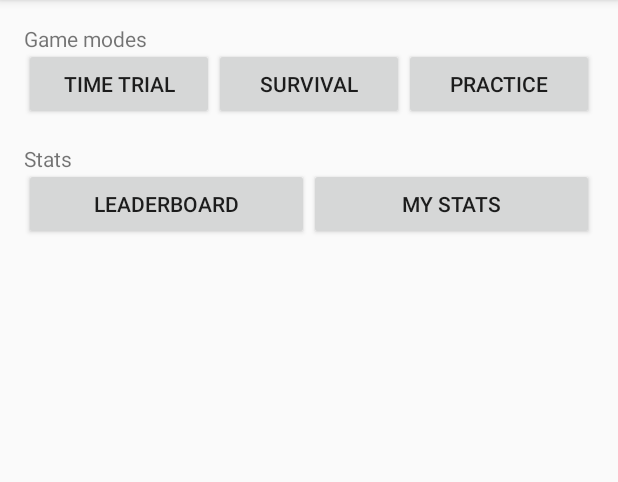
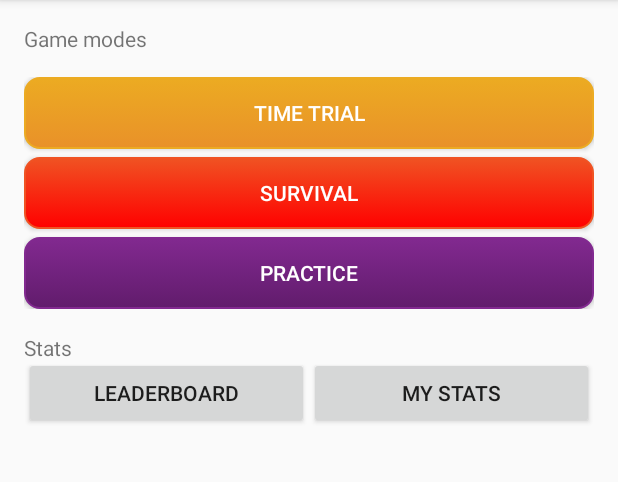
Before and after one commit to strikebit/mathblitz, an Android app: the screen it shows after launch (MainActivity), on a phone screen of 412 x 824 dp, the part 84-566 px from its top. Run offline under Robolectric (Android 15) with nearby library versions, the phone set to English and light mode, and no system bars; our stand-ins replace AdMob.

Commit message:
update graphics

```diff
--- a/app/src/main/java/io/strikebit/mathblitz/GameActivity.java
+++ b/app/src/main/java/io/strikebit/mathblitz/GameActivity.java
@@ -216,11 +216,20 @@ public class GameActivity extends AppCompatActivity {
         }
     }
 
+    protected void cleanScene() {
+        findViewById(R.id.life_layout).setVisibility(View.INVISIBLE);
+        progressBar.setVisibility(View.INVISIBLE);
+        findViewById(R.id.text_score).setVisibility(View.INVISIBLE);
+        findViewById(R.id.text_time_remaining).setVisibility(View.INVISIBLE);
+    }
+
     protected void runAd() {
         if (!okToShowAd) {
             showResultView();
             return;
         }
+
+        cleanScene();
 
         MobileAds.initialize(this, getString(R.string.add_id_key));
 
@@ -366,6 +375,7 @@ public class GameActivity extends AppCompatActivity {
         }
 
         if (0 == livesRemaining) {
+            // TODO find out why this wasn't adding their score
             SharedPreferences.Editor editor = sharedPref.edit();
             editor.putInt(getString(R.string.total_questions_answered), totalQuestionsAnswered + questionsAnswered);
             editor.putInt(getString(R.string.total_questions_correct), totalQuestionsCorrect + score);
--- /dev/null
+++ b/app/src/main/res/drawable/rounded_button_grey.xml
@@ -0,0 +1,24 @@
+<?xml version="1.0" encoding="utf-8"?>
+<selector xmlns:android="http://schemas.android.com/apk/res/android">
+    <item android:state_pressed="true">
+        <shape android:shape="rectangle">
+            <corners android:radius="10dip" />
+            <stroke android:width="1dip" android:color="#aaaaaa" />
+            <gradient android:angle="-90" android:startColor="#999999" android:endColor="#aaaaaa" />
+        </shape>
+    </item>
+    <item android:state_focused="true">
+        <shape android:shape="rectangle">
+            <corners android:radius="10dip" />
+            <stroke android:width="1dip" android:color="#f0f0f0" />
+            <solid android:color="#f0f0f0"/>
+        </shape>
+    </item>
+    <item>
+        <shape android:shape="rectangle">
+            <corners android:radius="10dip" />
+            <stroke android:width="1dip" android:color="#f0f0f0" />
+            <gradient android:angle="-90" android:startColor="#f0f0f0" android:endColor="#aaaaaa" />
+        </shape>
+    </item>
+</selector>
--- /dev/null
+++ b/app/src/main/res/drawable/rounded_button_orange.xml
@@ -0,0 +1,24 @@
+<?xml version="1.0" encoding="utf-8"?>
+<selector xmlns:android="http://schemas.android.com/apk/res/android">
+    <item android:state_pressed="true">
+        <shape android:shape="rectangle">
+            <corners android:radius="10dip" />
+            <stroke android:width="1dip" android:color="#E99129" />
+            <gradient android:angle="-90" android:startColor="#C1781D" android:endColor="#E99129" />
+        </shape>
+    </item>
+    <item android:state_focused="true">
+        <shape android:shape="rectangle">
+            <corners android:radius="10dip" />
+            <stroke android:width="1dip" android:color="#ECAB22" />
+            <solid android:color="#ECAB22"/>
+        </shape>
+    </item>
+    <item>
+        <shape android:shape="rectangle">
+            <corners android:radius="10dip" />
+            <stroke android:width="1dip" android:color="#ECAB22" />
+            <gradient android:angle="-90" android:startColor="#ECAB22" android:endColor="#E99129" />
+        </shape>
+    </item>
+</selector>
--- /dev/null
+++ b/app/src/main/res/drawable/rounded_button_purple.xml
@@ -0,0 +1,24 @@
+<?xml version="1.0" encoding="utf-8"?>
+<selector xmlns:android="http://schemas.android.com/apk/res/android">
+    <item android:state_pressed="true">
+        <shape android:shape="rectangle">
+            <corners android:radius="10dip" />
+            <stroke android:width="1dip" android:color="#5e7974" />
+            <gradient android:angle="-90" android:startColor="#345953" android:endColor="#689a92"  />
+        </shape>
+    </item>
+    <item android:state_focused="true">
+        <shape android:shape="rectangle">
+            <corners android:radius="10dip" />
+            <stroke android:width="1dip" android:color="#822990" />
+            <solid android:color="#822990"/>
+        </shape>
+    </item>
+    <item>
+        <shape android:shape="rectangle">
+            <corners android:radius="10dip" />
+            <stroke android:width="1dip" android:color="#822990" />
+            <gradient android:angle="-90" android:startColor="#822990" android:endColor="#611c6c" />
+        </shape>
+    </item>
+</selector>
--- /dev/null
+++ b/app/src/main/res/drawable/rounded_button_red.xml
@@ -0,0 +1,24 @@
+<?xml version="1.0" encoding="utf-8"?>
+<selector xmlns:android="http://schemas.android.com/apk/res/android">
+    <item android:state_pressed="true">
+        <shape android:shape="rectangle">
+            <corners android:radius="10dip" />
+            <stroke android:width="1dip" android:color="#ff0000" />
+            <gradient android:angle="-90" android:startColor="#cc0000" android:endColor="#ff0000"  />
+        </shape>
+    </item>
+    <item android:state_focused="true">
+        <shape android:shape="rectangle">
+            <corners android:radius="10dip" />
+            <stroke android:width="1dip" android:color="#F05323" />
+            <solid android:color="#F05323"/>
+        </shape>
+    </item>
+    <item>
+        <shape android:shape="rectangle">
+            <corners android:radius="10dip" />
+            <stroke android:width="1dip" android:color="#F05323" />
+            <gradient android:angle="-90" android:startColor="#F05323" android:endColor="#ff0000" />
+        </shape>
+    </item>
+</selector>
--- a/app/src/main/res/layout/activity_main.xml
+++ b/app/src/main/res/layout/activity_main.xml
@@ -22,37 +22,42 @@
         android:id="@+id/game_mode_layout"
         android:layout_width="match_parent"
         android:layout_height="wrap_content"
-        android:orientation="horizontal"
+        android:orientation="vertical"
         android:layout_marginStart="16dp"
         android:layout_marginLeft="16dp"
         android:layout_marginRight="16dp"
         android:layout_marginEnd="16dp"
         android:layout_marginTop="16dp"
         android:layout_marginBottom="16dp"
-        app:layout_constraintStart_toStartOf="@id/text_game_modes"
-        app:layout_constraintTop_toTopOf="@id/text_game_modes"
+        app:layout_constraintStart_toEndOf="@id/text_game_modes"
+        app:layout_constraintTop_toBottomOf="@id/text_game_modes"
         >
         <Button
             android:id="@+id/button_game_time_trial_start"
-            android:layout_width="0dp"
             android:layout_height="wrap_content"
-            android:layout_weight="1"
+            android:layout_marginBottom="5dp"
+            android:layout_width="match_parent"
+            android:textColor="@color/colorWhite"
+            android:background="@drawable/rounded_button_orange"
             android:onClick="onStartTimeTrialGameClick"
             android:text="@string/time_trial" />
 
         <Button
             android:id="@+id/button_survival_game_start"
-            android:layout_width="0dp"
             android:layout_height="wrap_content"
-            android:layout_weight="1"
+            android:layout_marginBottom="5dp"
+            android:layout_width="match_parent"
+            android:textColor="@color/colorWhite"
+            android:background="@drawable/rounded_button_red"
             android:onClick="onStartSurvivalGameClick"
             android:text="@string/survival" />
 
         <Button
             android:id="@+id/button_practice"
-            android:layout_width="0dp"
             android:layout_height="wrap_content"
-            android:layout_weight="1"
+            android:layout_width="match_parent"
+            android:textColor="@color/colorWhite"
+            android:background="@drawable/rounded_button_purple"
             android:onClick="onStartPracticeGameClick"
             android:text="@string/practice" />
     </LinearLayout>
```
